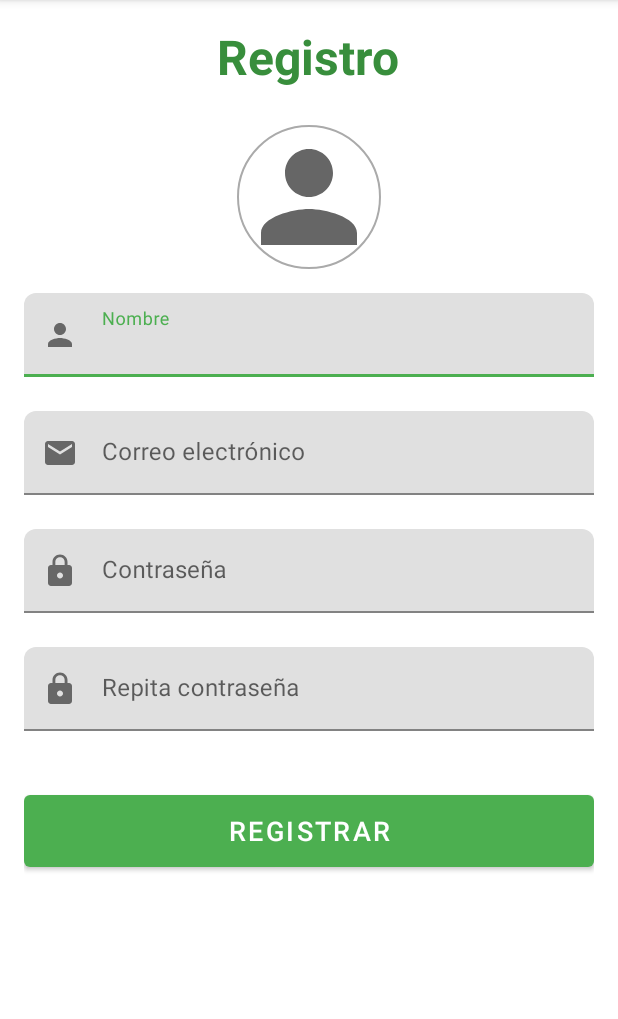
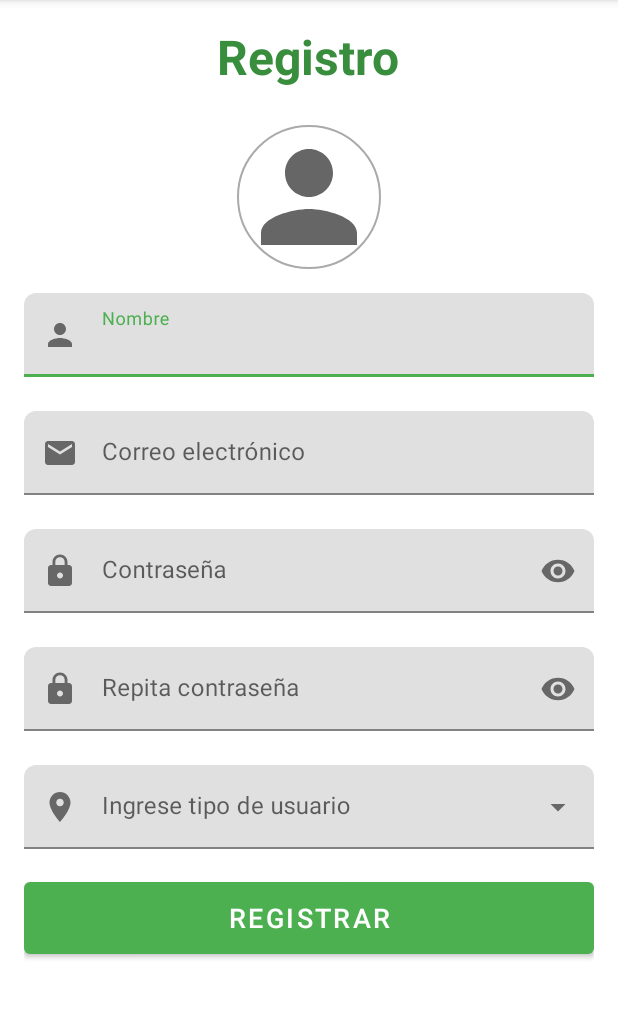
Before and after one commit to Daferd/BibliotecApp, an Android app: the RegistroActivity screen opened directly, with no data from a screen before it, on a phone screen of 412 x 824 dp, the part 84-1103 px from its top. Run offline under Robolectric (Android 15) with nearby library versions, the phone set to English and light mode, and no system bars; our stand-ins replace CircleImageView, Firebase (no records; nobody signed in at launch, a user with empty details on screens opened directly).

Commit message:
Entrega final

```diff
--- a/app/src/main/java/com/daferarevalo/bibliotecapp/ui/registro/RegistroActivity.kt
+++ b/app/src/main/java/com/daferarevalo/bibliotecapp/ui/registro/RegistroActivity.kt
@@ -10,8 +10,10 @@ import android.net.Uri
 import android.os.Bundle
 import android.provider.MediaStore
 import android.util.Log
+import android.widget.ArrayAdapter
 import android.widget.Toast
 import androidx.appcompat.app.AppCompatActivity
+import com.daferarevalo.bibliotecapp.R
 import com.daferarevalo.bibliotecapp.databinding.ActivityRegistroBinding
 import com.daferarevalo.bibliotecapp.server.Usuario
 import com.google.android.gms.tasks.Continuation
@@ -39,6 +41,14 @@ class RegistroActivity : AppCompatActivity() {
         val view = binding.root
         setContentView(view)
 
+        val items = listOf("Usuario", "Administrador")
+
+        val adapter = ArrayAdapter(this, R.layout.dropdown_item, items)
+        binding.autoCompleteTextView.setAdapter(adapter)
+
+
+
+
         auth = FirebaseAuth.getInstance()
 
         binding.registroImageView.setOnClickListener {
@@ -50,6 +60,8 @@ class RegistroActivity : AppCompatActivity() {
             val correo = binding.correoRegistroEditText.text.toString()
             val contrasena = binding.contrasenaRegistroEditText.text.toString()
             val repcontrasena = binding.repcontrasenaRegistroEditText.text.toString()
+            val opcion = binding.autoCompleteTextView.text.toString()
+
 
             if (nombre.isEmpty() || correo.isEmpty() || contrasena.isEmpty()) {
                 Toast.makeText(this, "Algunos campos estan vacios", Toast.LENGTH_SHORT).show()
--- a/app/src/main/res/layout/activity_registro.xml
+++ b/app/src/main/res/layout/activity_registro.xml
@@ -73,6 +73,7 @@
             android:layout_width="match_parent"
             android:layout_height="wrap_content"
             android:layout_marginTop="2dp"
+            app:endIconMode="password_toggle"
             app:errorEnabled="true"
             app:boxCornerRadiusTopEnd="8dp"
             app:boxCornerRadiusTopStart="8dp"
@@ -91,6 +92,7 @@
             android:layout_width="match_parent"
             android:layout_height="wrap_content"
             android:layout_marginTop="2dp"
+            app:endIconMode="password_toggle"
             app:errorEnabled="true"
             app:boxCornerRadiusTopEnd="8dp"
             app:boxCornerRadiusTopStart="8dp"
@@ -102,6 +104,24 @@
                 android:layout_height="wrap_content"
                 android:hint="@string/repita_contrasena"
                 android:inputType="textPassword" />
+        </com.google.android.material.textfield.TextInputLayout>
+
+        <com.google.android.material.textfield.TextInputLayout
+            android:id="@+id/tipo_usuario_text_input_layout"
+            style="@style/Widget.MaterialComponents.TextInputLayout.FilledBox.ExposedDropdownMenu"
+            android:layout_width="match_parent"
+            android:layout_height="wrap_content"
+            android:layout_marginTop="2dp"
+            android:hint="Ingrese tipo de usuario"
+            app:boxCornerRadiusTopEnd="8dp"
+            app:boxCornerRadiusTopStart="8dp"
+            app:endIconMode="dropdown_menu"
+            app:startIconDrawable="@drawable/ic_location">
+
+            <AutoCompleteTextView
+                android:id="@+id/auto_complete_text_view"
+                android:layout_width="match_parent"
+                android:layout_height="match_parent" />
         </com.google.android.material.textfield.TextInputLayout>
 
         <Button
--- a/app/src/main/res/values/strings.xml
+++ b/app/src/main/res/values/strings.xml
@@ -69,4 +69,9 @@
     <string name="reservas">Reservas</string>
     <string name="prestamos">Prestamos</string>
     <string name="actualizar">Actualizar</string>
+
+    <string-array name="tipoUsuario">
+        <item>Usuario</item>
+        <item>Administrador</item>
+    </string-array>
 </resources>
```
Also changed, not shown: app/src/main/AndroidManifest.xml (+6 -5 lines), app/src/main/res/layout/dropdown_item.xml (added, +10 -0 lines), app/src/main/res/menu/menu_drawer.xml (+6 -4 lines).
